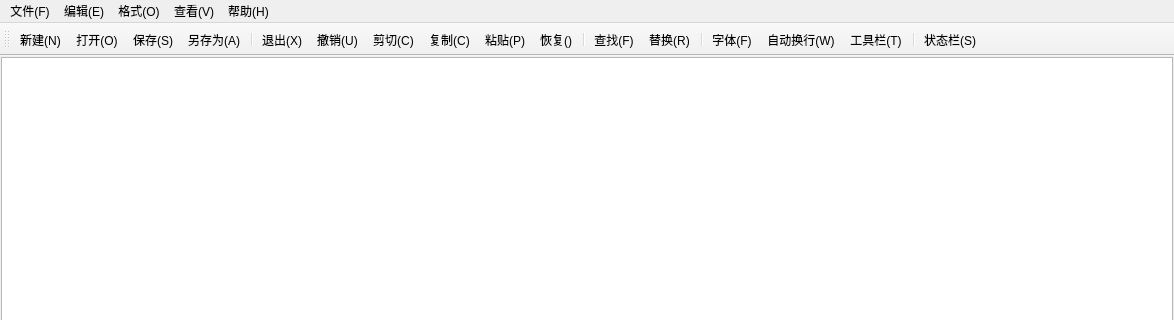
This is MyNotepad/mainwindow.ui in REI1208/Qt_work_code as Qt 5 draws it before an edit; both pictures show x 0 to 1174 and y 0 to 320 of the 1174 by 600 pixel window. The edited form follows.
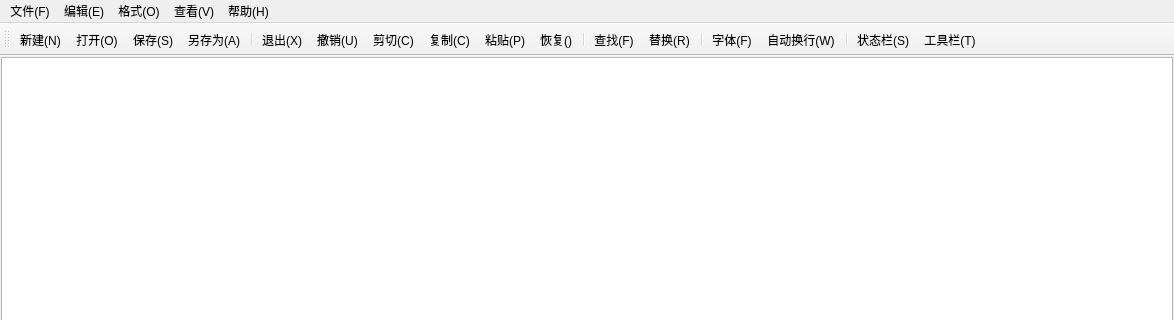
This is the edited form. Icons and pictures are not drawn.

Patch:
```diff
--- a/MyNotepad/mainwindow.ui
+++ b/MyNotepad/mainwindow.ui
@@ -120,9 +120,9 @@
    <addaction name="separator"/>
    <addaction name="actionFont"/>
    <addaction name="actionLineWarp"/>
-   <addaction name="actionToolbar"/>
    <addaction name="separator"/>
    <addaction name="actionStatusBar"/>
+   <addaction name="actionToolbar"/>
   </widget>
   <action name="actionNew">
    <property name="icon">
```
Left out of the diff: 6 changed lines with no effect on the pictures.
